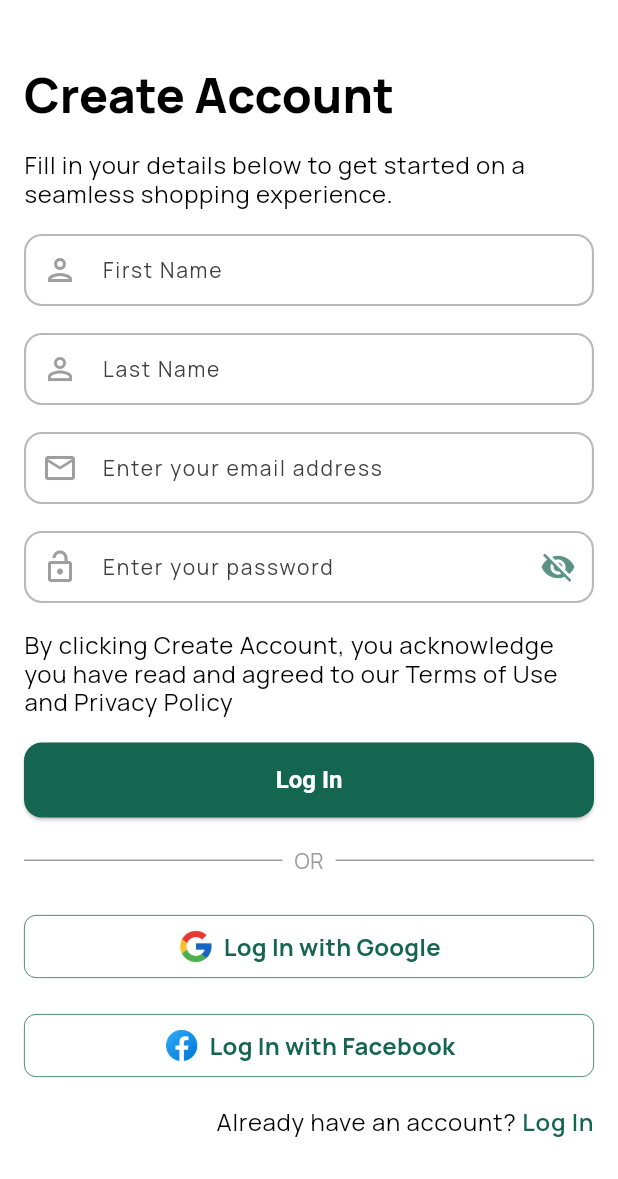
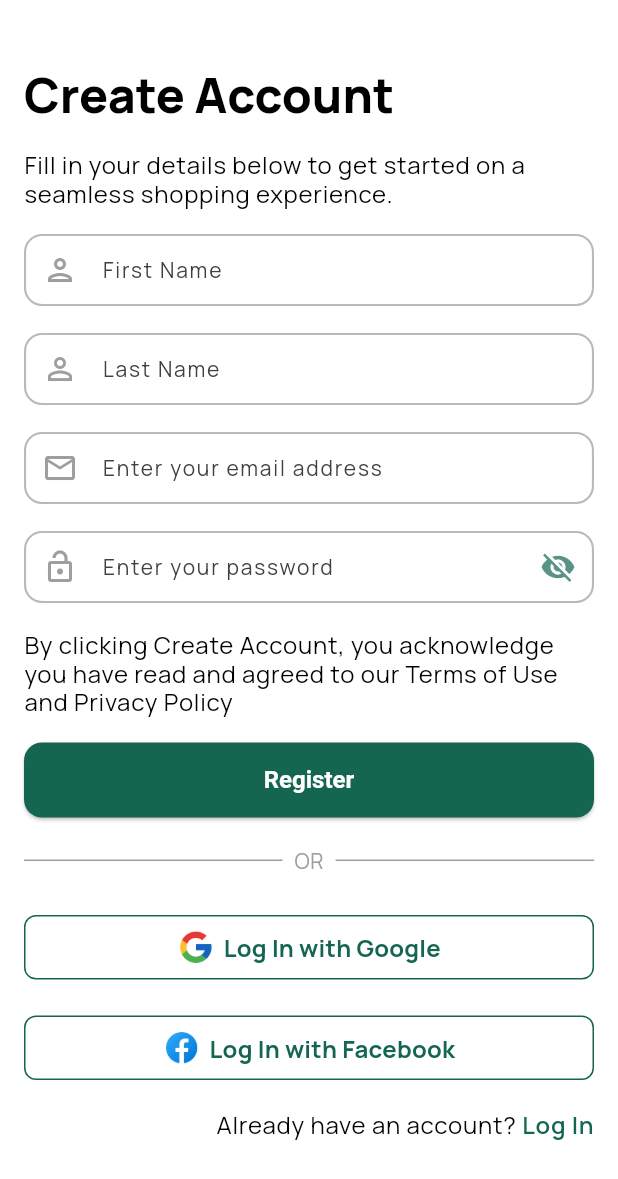
Before and after one commit to Shougotmollik/home-haven, a Flutter app: the RegistrationScreen screen opened by its route, on a phone screen of 412 x 824 dp. Shown: the top 1179 px of the screen. Run offline on Flutter 3.47's test engine with Material 3 defaults, Android fonts, the phone set to English and light mode, and no system bars; our stand-ins replace carousel_slider, equatable, flutter_bloc, go_router, google_fonts.

```diff
--- a/lib/features/auth/view/registration_screen.dart
+++ b/lib/features/auth/view/registration_screen.dart
@@ -22,6 +22,7 @@ class _RegistrationScreenState extends State<RegistrationScreen> {
   final TextEditingController emailTEController = TextEditingController();
   final TextEditingController passwordTEController = TextEditingController();
   final FormValidator formValidator = FormValidator();
+  final GlobalKey<FormState> _formKey = GlobalKey<FormState>();
 
   @override
   Widget build(BuildContext context) {
@@ -32,11 +33,16 @@ class _RegistrationScreenState extends State<RegistrationScreen> {
         child: SafeArea(
           child: Padding(
             padding: const EdgeInsets.all(16.0),
+            child: Form(
+              key: _formKey,
               child: Column(
                 crossAxisAlignment: CrossAxisAlignment.start,
                 children: [
                   const SizedBox(height: 28),
-                Text(AppStrings.createAccount, style: textTheme.displayMedium),
+                  Text(
+                    AppStrings.createAccount,
+                    style: textTheme.displayMedium,
+                  ),
                   const SizedBox(height: 18),
                   Text(AppStrings.registerMsg, style: textTheme.bodyLarge),
                   const SizedBox(height: 18),
@@ -75,8 +81,10 @@ class _RegistrationScreenState extends State<RegistrationScreen> {
                     style: ElevatedButton.styleFrom(
                       minimumSize: const Size(double.infinity, 50),
                     ),
-                  onPressed: () {},
-                  child: const Text(AppStrings.login),
+                    onPressed: () {
+                      formValidator.validateAndProceed(_formKey, () {});
+                    },
+                    child: const Text(AppStrings.register),
                   ),
                   const SizedBox(height: 20),
                   const OrDividerWidgets(),
@@ -106,6 +114,7 @@ class _RegistrationScreenState extends State<RegistrationScreen> {
             ),
           ),
         ),
+      ),
     );
   }
 }
--- a/lib/features/auth/widgets/social_button.dart
+++ b/lib/features/auth/widgets/social_button.dart
@@ -21,7 +21,7 @@ class SocialButton extends StatelessWidget {
       child: Container(
         padding: const EdgeInsets.symmetric(vertical: 8),
         decoration: BoxDecoration(
-          border: Border.all(color: AppColors.primary, width: 0.5),
+          border: Border.all(color: AppColors.primary, width: 1),
           borderRadius: BorderRadius.circular(8),
         ),
         child: Center(
```
Also changed, not shown: lib/features/auth/view/login_screen.dart (+26 -2 lines). Lines whose indentation alone changed are shown as unchanged.
